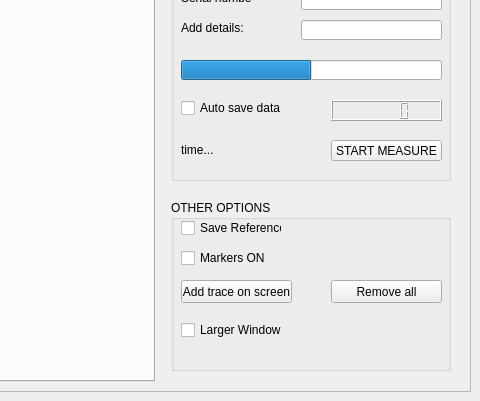
Before: the Qt Designer form src/user_gui/user_gui.ui in joeldrc/lab-visa-gui, drawn with Qt 5; both pictures show x 738 to 1218 and y 238 to 639 of the 1218 by 639 pixel window.
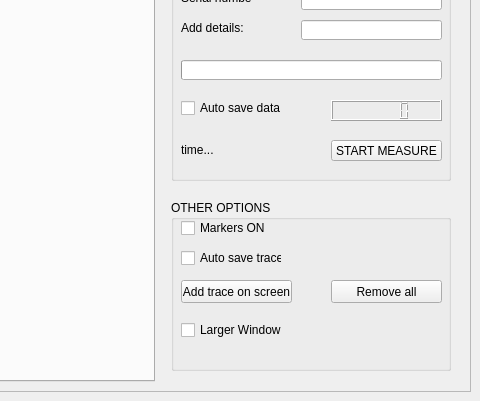
After: the same form once the commit is applied. Icons and pictures are not drawn.

```diff
--- a/src/user_gui/user_gui.ui
+++ b/src/user_gui/user_gui.ui
@@ -117,20 +117,20 @@
            <property name="geometry">
             <rect>
              <x>10</x>
-             <y>20</y>
+             <y>50</y>
              <width>101</width>
              <height>16</height>
             </rect>
            </property>
            <property name="text">
-            <string>Save Reference</string>
+            <string>Auto save trace</string>
            </property>
           </widget>
           <widget class="QCheckBox" name="markersOn">
            <property name="geometry">
             <rect>
              <x>10</x>
-             <y>50</y>
+             <y>20</y>
              <width>101</width>
              <height>16</height>
             </rect>
@@ -299,7 +299,7 @@
             </rect>
            </property>
            <property name="value">
-            <number>50</number>
+            <number>0</number>
            </property>
            <property name="textVisible">
             <bool>false</bool>
```
